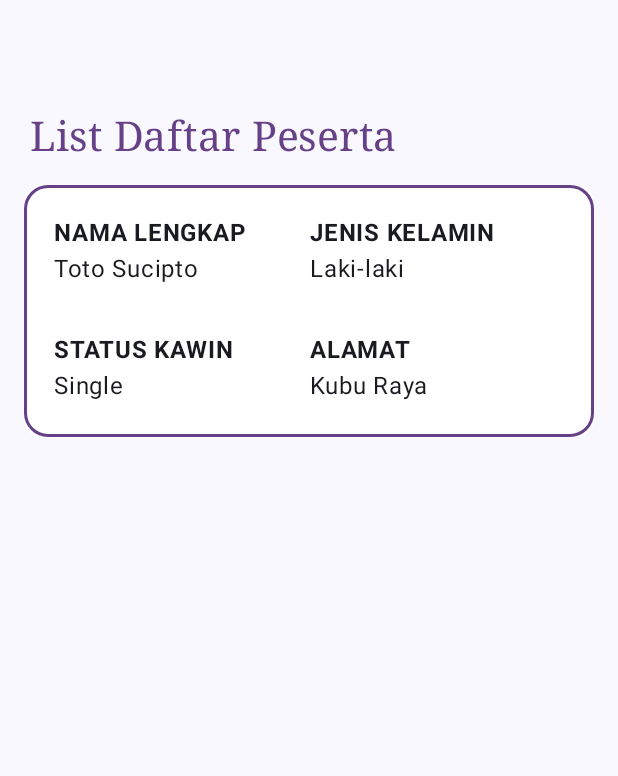
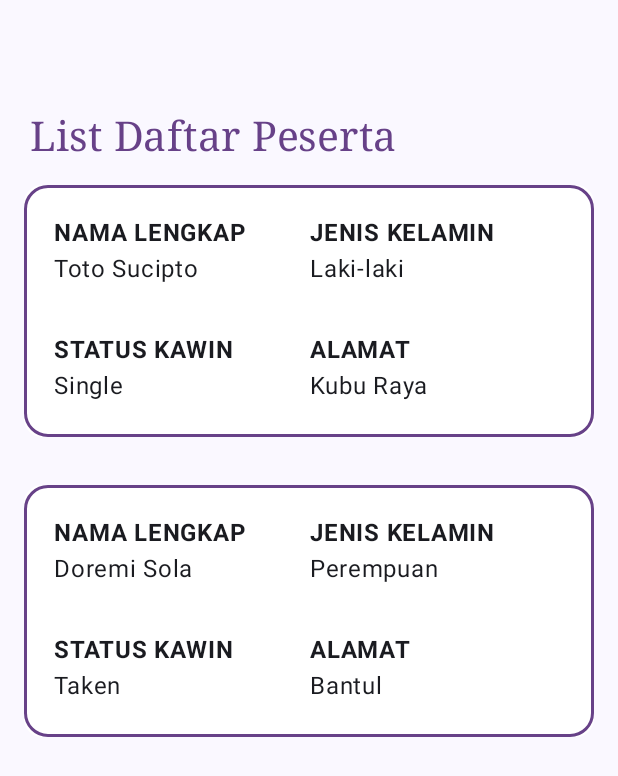
Before and after one commit to sabilafirdias/QuestNavigasTugas_192, an Android app built with Jetpack Compose: the composable ListPeserta shown on its own in the app's theme, on a phone screen of 412 x 824 dp. Shown: the top 776 px of the screen. Run offline under Robolectric (Android 15) with nearby library versions, the phone set to English and light mode, and no system bars.

Commit message:
membuat card daftar peserta kedua berisi nama lengkap, status kawin, jenis kelamin, dan alamat

```diff
--- a/app/src/main/java/com/example/tugas6/view/DataPeserta.kt
+++ b/app/src/main/java/com/example/tugas6/view/DataPeserta.kt
@@ -73,5 +73,44 @@ fun ListPeserta(onBeranda: () -> Unit, onForm: () -> Unit,  modifier: Modifier =
                 }
             }
         }
+
+        Card(
+            modifier = Modifier
+                .fillMaxWidth()
+                .height(200.dp)
+                .padding(16.dp)
+                .border(
+                    width = 2.dp,
+                    color = colorResource(id = R.color.ungu3),
+                    shape = RoundedCornerShape(16.dp)
+                ),
+            colors = CardDefaults.cardColors(
+                containerColor = Color.White
+            )) {
+            Row {
+                Column (modifier = Modifier.padding(20.dp)){
+                    Text("NAMA LENGKAP", fontWeight = FontWeight.Bold)
+                    Text("Doremi Sola")
+
+                    Spacer(modifier = Modifier.height(30.dp))
+
+                    Text("STATUS KAWIN", fontWeight = FontWeight.Bold)
+                    Text("Taken")
+                }
+
+                Spacer(modifier = Modifier.width(2.dp))
+
+                Column (modifier = Modifier.padding(20.dp)){
+                    Text("JENIS KELAMIN", fontWeight = FontWeight.Bold)
+                    Text("Perempuan")
+
+                    Spacer(modifier = Modifier.height(30.dp))
+
+                    Text("ALAMAT", fontWeight = FontWeight.Bold)
+                    Text("Bantul")
+                }
+            }
+        }
+
     }
 }
```
